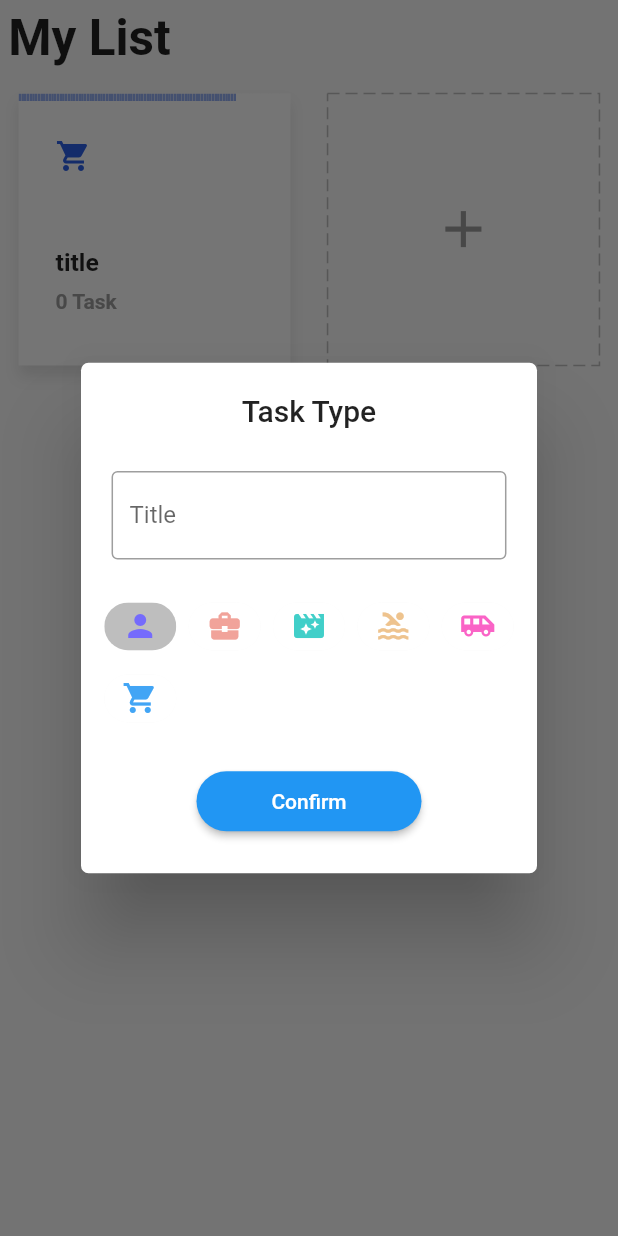
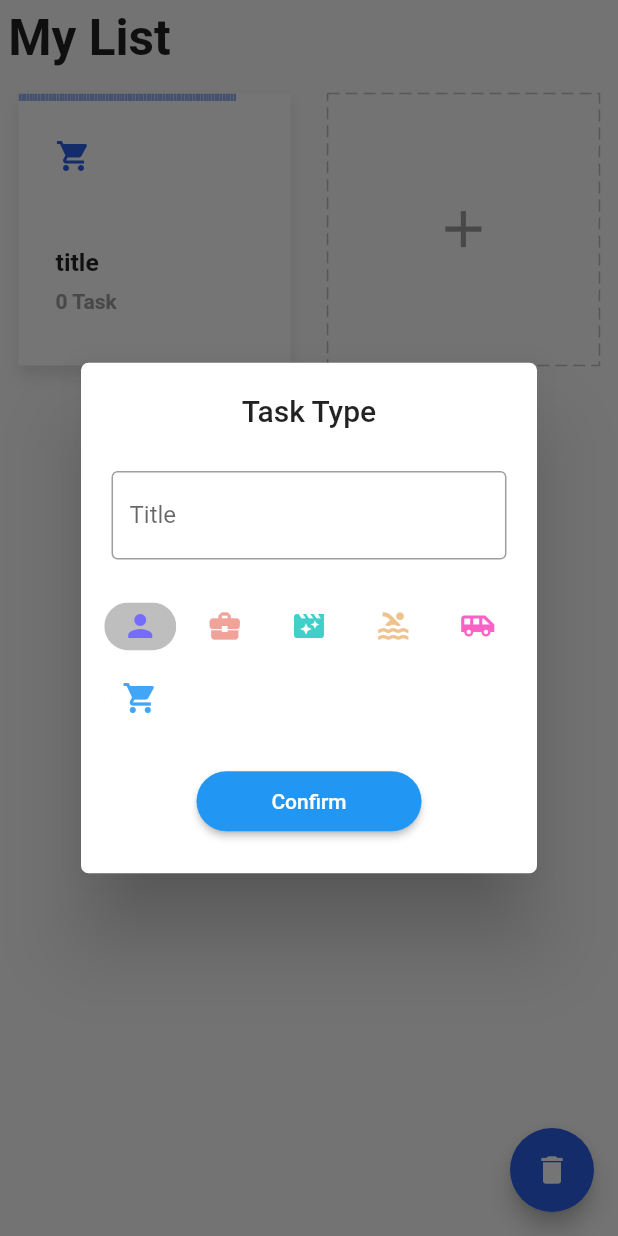
Before and after one commit to prims06/Todo-App, a Flutter app: the screen it shows after launch, after a tap on the "add" icon, on a phone screen of 412 x 824 dp. Run offline on Flutter 3.47's test engine with Material 2 defaults, Android fonts, the phone set to English and light mode, and no system bars; drawn by our look-alikes of dotted_border, step_progress_indicator; our stand-ins replace equatable, flutter_easyloading, get, get_storage.

Commit message:
delecte task implemented

```diff
--- a/lib/app/data/services/storage/services.dart
+++ b/lib/app/data/services/storage/services.dart
@@ -6,8 +6,8 @@ class StorageService extends GetxService {
   late GetStorage _box;
   Future<StorageService> init() async {
     _box = GetStorage();
-    await _box.write(taskKey, []);
-    // await _box.writeIfNull(taskKey, []);
+    // await _box.write(taskKey, []);
+    await _box.writeIfNull(taskKey, []);
     return this;
   }
 
--- a/lib/app/modules/home/view.dart
+++ b/lib/app/modules/home/view.dart
@@ -1,4 +1,5 @@
 import 'package:flutter/material.dart';
+import 'package:flutter_easyloading/flutter_easyloading.dart';
 import 'package:get/get.dart';
 import 'package:whatsapp_clone/app/core/utils/extention.dart';
 import 'package:whatsapp_clone/app/core/values/colors.dart';
@@ -20,24 +21,46 @@ class HomePage extends GetView<HomeController> {
               padding: EdgeInsets.all(4.0.sp),
               child: Text(
                 'My List',
-              style: TextStyle(fontSize: 24.0.sp, fontWeight: FontWeight.bold),
+                style:
+                    TextStyle(fontSize: 24.0.sp, fontWeight: FontWeight.bold),
               ),
             ),
-          Obx(() =>
-             GridView.count(
+            Obx(
+              () => GridView.count(
                 crossAxisCount: 2,
                 shrinkWrap: true,
                 physics: const ClampingScrollPhysics(),
                 children: [
                   TaskCard(
-                    task: Task(title: 'title', icon: 0xe59c, color: '#FF2B60E6')),
-                ...controller.tasks.map((task)=>TaskCard(task: task)).toList(),
+                      task: Task(
+                          title: 'title', icon: 0xe59c, color: '#FF2B60E6')),
+                  ...controller.tasks
+                      .map((task) => LongPressDraggable(
+                          data: task,
+                          feedback: Opacity(opacity: 0.8),
+                          onDragStarted: () => controller.changeDeleting(true),
+                          onDraggableCanceled: (_, __) =>
+                              controller.changeDeleting(false),
+                          onDragEnd: (_) => controller.changeDeleting(false),
+                          child: TaskCard(task: task)))
+                      .toList(),
                   AddCard()
                 ],
               ),
             )
           ],
         )),
-    );
+        floatingActionButton: DragTarget<Task>(
+          builder: (_, __, ___) => Obx((() => FloatingActionButton(
+                backgroundColor: controller.deleting.value ? Colors.red : blue,
+                onPressed: () {},
+                child:
+                    Icon(controller.deleting.value ? Icons.add : Icons.delete),
+              ))),
+          onAccept: (task) {
+            controller.deleteTask(task);
+            EasyLoading.showSuccess('Task delected');
+          },
+        ));
   }
 }
```
Also changed, not shown: lib/app/modules/home/controller.dart (+10 -0 lines). Lines whose indentation alone changed are shown as unchanged.
